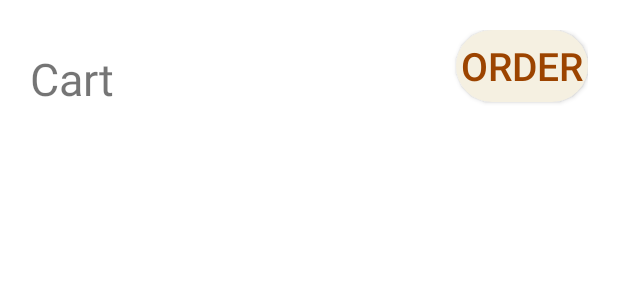
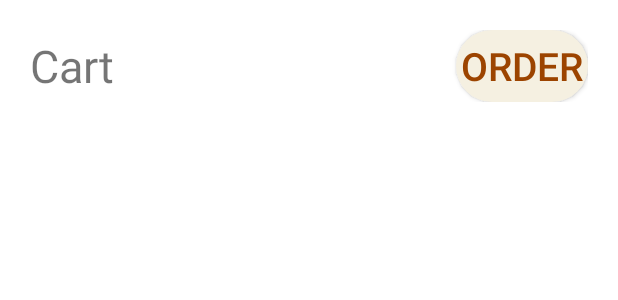
Before and after one commit to pramuddhika/CoffeeNet, an Android app: the layout fragment_cart.xml on its own in the app's theme, with its tools: preview values and no code run, on a phone screen of 412 x 824 dp. Shown: the top 300 px of the screen. Run offline under Robolectric (Android 15) with nearby library versions, the phone set to English and light mode, and no system bars.

Commit message:
cart push up
done

```diff
--- a/app/src/main/res/layout/fragment_cart.xml
+++ b/app/src/main/res/layout/fragment_cart.xml
@@ -16,7 +16,7 @@
         <TextView
             android:layout_width="wrap_content"
             android:layout_height="wrap_content"
-            android:layout_marginTop="10dp"
+            android:layout_marginTop="1dp"
             android:gravity="center"
             android:text="Cart"
             android:textSize="30sp"
```
